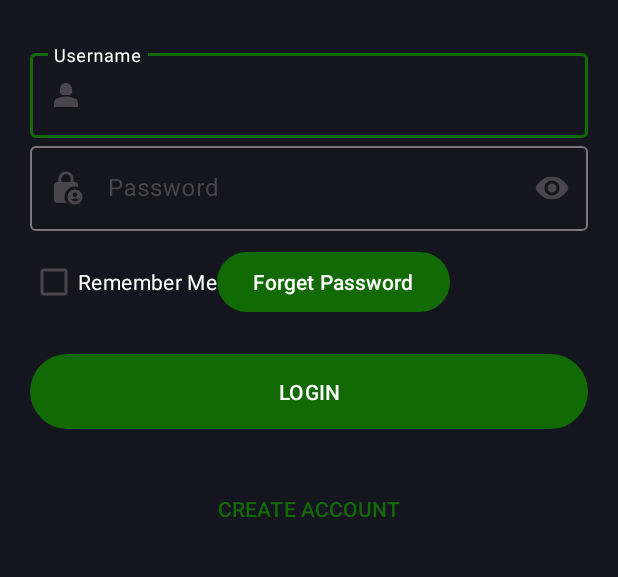
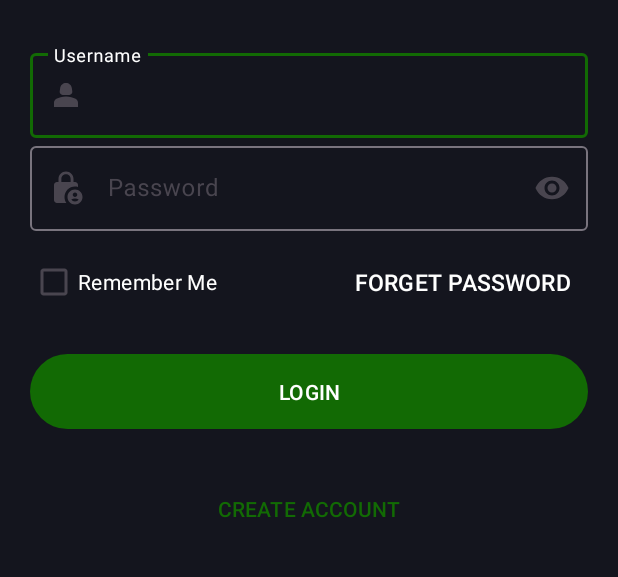
Before and after one commit to lndsilva/PancsApp, an Android app: the screen it shows after launch (LoginActivity), on a phone screen of 412 x 824 dp, the part 375-952 px from its top. Run offline under Robolectric (Android 15) with nearby library versions, the phone set to English and light mode, and no system bars.

Commit message:
posicionando componentes

```diff
--- a/app/src/main/res/layout/login_layout.xml
+++ b/app/src/main/res/layout/login_layout.xml
@@ -71,12 +71,16 @@
 
         <com.google.android.material.button.MaterialButton
             android:id="@+id/btnLoginForgetPassword"
+            style="@style/Widget.Material3.Button.TextButton"
             android:layout_width="wrap_content"
             android:layout_height="wrap_content"
-            android:layout_below="@+id/idPassword"
+            android:layout_below="@id/idPassword"
+            android:layout_alignEnd="@+id/idPassword"
             android:layout_marginTop="10dp"
-            android:layout_toEndOf="@+id/idRememberMe"
-            android:text="Forget Password" />
+            android:text="Forget Password"
+            android:textAllCaps="true"
+            android:textColor="@color/corFonte"
+            android:textSize="15sp" />
 
         <com.google.android.material.button.MaterialButton
             android:id="@+id/btnLogin"
```
